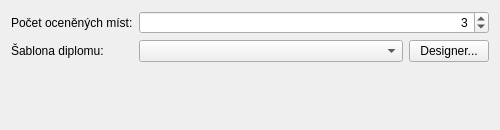
This is quickevent/app/quickevent/plugins/Relays/src/printrelayawardsoptionsdialogwidget.ui in arnost00/quickbox as Qt 5 draws it before an edit. The edited form follows.
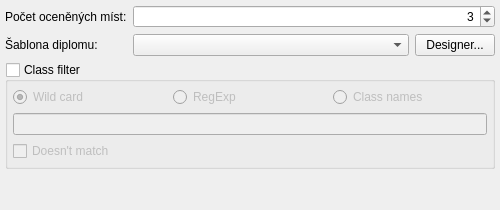
This is the edited form.

Commit message: feat: adjust designer for Runs tab, qml files need check

Patch:
```diff
--- a/quickevent/app/quickevent/plugins/Relays/src/printrelayawardsoptionsdialogwidget.ui
+++ b/quickevent/app/quickevent/plugins/Relays/src/printrelayawardsoptionsdialogwidget.ui
@@ -7,12 +7,17 @@
     <x>0</x>
     <y>0</y>
     <width>500</width>
-    <height>130</height>
+    <height>210</height>
    </rect>
   </property>
   <property name="windowTitle">
    <string>Print Relay Awards</string>
   </property>
+  <layout class="QVBoxLayout" name="verticalLayout">
+   <property name="margin">
+    <number>5</number>
+   </property>
+   <item>
   <layout class="QFormLayout" name="formLayout">
    <item row="0" column="0">
     <widget class="QLabel" name="label">
@@ -69,6 +74,91 @@
     </layout>
    </item>
   </layout>
+   </item>
+   <item>
+    <widget class="QGroupBox" name="grpClassFilter">
+     <property name="title">
+      <string>Class filter</string>
+     </property>
+     <property name="checkable">
+      <bool>true</bool>
+     </property>
+     <property name="checked">
+      <bool>false</bool>
+     </property>
+     <layout class="QGridLayout" name="gridLayout">
+      <property name="leftMargin">
+       <number>5</number>
+      </property>
+      <property name="topMargin">
+       <number>5</number>
+      </property>
+      <property name="rightMargin">
+       <number>5</number>
+      </property>
+      <property name="bottomMargin">
+       <number>5</number>
+      </property>
+      <item row="0" column="0">
+       <widget class="QRadioButton" name="btWildCard">
+        <property name="toolTip">
+         <string>An question mark (?) in pattern stands for (matches) any single character; a asterisk (*) matches any sequence of zero or more characters.</string>
+        </property>
+        <property name="text">
+         <string>Wild card</string>
+        </property>
+        <property name="checked">
+         <bool>true</bool>
+        </property>
+       </widget>
+      </item>
+      <item row="0" column="1">
+       <widget class="QRadioButton" name="btRegExp">
+        <property name="toolTip">
+         <string>Posix regular expression</string>
+        </property>
+        <property name="text">
+         <string>RegExp</string>
+        </property>
+       </widget>
+      </item>
+      <item row="0" column="2">
+       <widget class="QRadioButton" name="btClassNames">
+        <property name="toolTip">
+         <string>Comma delimited list of class names</string>
+        </property>
+        <property name="text">
+         <string>Class names</string>
+        </property>
+       </widget>
+      </item>
+      <item row="1" column="0" colspan="3">
+       <widget class="QLineEdit" name="edFilter"/>
+      </item>
+      <item row="2" column="0" colspan="3">
+       <widget class="QCheckBox" name="chkClassFilterDoesntMatch">
+        <property name="text">
+         <string>Doesn't match</string>
+        </property>
+       </widget>
+      </item>
+     </layout>
+    </widget>
+   </item>
+   <item>
+    <spacer name="verticalSpacer">
+     <property name="orientation">
+      <enum>Qt::Vertical</enum>
+     </property>
+     <property name="sizeHint" stdset="0">
+      <size>
+       <width>20</width>
+       <height>0</height>
+      </size>
+     </property>
+    </spacer>
+   </item>
+  </layout>
  </widget>
  <tabstops>
   <tabstop>edNumPlaces</tabstop>
```
Left out of the diff: 6 changed lines with no effect on the pictures. Lines whose indentation alone changed are shown as unchanged. The commit also changes 10 other files.
